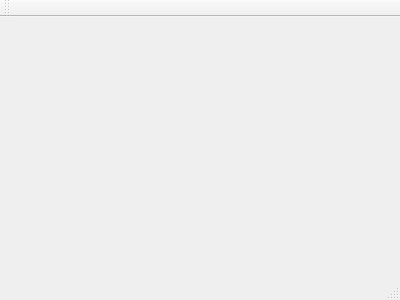
This is mainwindow.ui in gfreezy/armphone as Qt 5 draws it before an edit. The edited form follows.
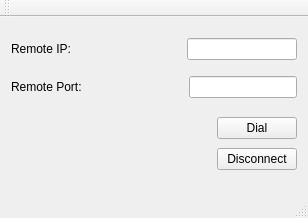
This is the edited form.

The edit to the form file:
```diff
--- a/mainwindow.ui
+++ b/mainwindow.ui
@@ -1,24 +1,127 @@
 <ui version="4.0">
  <class>MainWindow</class>
- <widget class="QMainWindow" name="MainWindow" >
-  <property name="geometry" >
+ <widget class="QMainWindow" name="MainWindow">
+  <property name="geometry">
    <rect>
     <x>0</x>
     <y>0</y>
-    <width>400</width>
-    <height>300</height>
+    <width>308</width>
+    <height>218</height>
    </rect>
   </property>
   <property name="windowTitle" >
    <string>MainWindow</string>
   </property>
-  <widget class="QMenuBar" name="menuBar" />
-  <widget class="QToolBar" name="mainToolBar" />
-  <widget class="QWidget" name="centralWidget" />
-  <widget class="QStatusBar" name="statusBar" />
+  <widget class="QWidget" name="centralWidget">
+   <layout class="QGridLayout" name="gridLayout">
+    <item row="0" column="0" colspan="2">
+     <layout class="QHBoxLayout" name="horizontalLayout">
+      <item>
+       <widget class="QLabel" name="label">
+        <property name="text">
+         <string>Remote IP:</string>
+        </property>
+       </widget>
+      </item>
+      <item>
+       <spacer name="horizontalSpacer">
+        <property name="orientation">
+         <enum>Qt::Horizontal</enum>
+        </property>
+        <property name="sizeHint" stdset="0">
+         <size>
+          <width>0</width>
+          <height>20</height>
+         </size>
+        </property>
+       </spacer>
+      </item>
+      <item>
+       <widget class="QLineEdit" name="remote_ip"/>
+      </item>
+     </layout>
+    </item>
+    <item row="1" column="0" colspan="2">
+     <layout class="QHBoxLayout" name="horizontalLayout_2">
+      <item>
+       <widget class="QLabel" name="label_2">
+        <property name="text">
+         <string>Remote Port:</string>
+        </property>
+       </widget>
+      </item>
+      <item>
+       <spacer name="horizontalSpacer_2">
+        <property name="orientation">
+         <enum>Qt::Horizontal</enum>
+        </property>
+        <property name="sizeHint" stdset="0">
+         <size>
+          <width>0</width>
+          <height>20</height>
+         </size>
+        </property>
+       </spacer>
+      </item>
+      <item>
+       <widget class="QLineEdit" name="remote_port"/>
+      </item>
+     </layout>
+    </item>
+    <item row="2" column="0">
+     <spacer name="horizontalSpacer_3">
+      <property name="orientation">
+       <enum>Qt::Horizontal</enum>
+      </property>
+      <property name="sizeHint" stdset="0">
+       <size>
+        <width>183</width>
+        <height>59</height>
+       </size>
+      </property>
+     </spacer>
+    </item>
+    <item row="2" column="1">
+     <layout class="QVBoxLayout" name="verticalLayout">
+      <item>
+       <widget class="QPushButton" name="pushButton">
+        <property name="text">
+         <string>Dial</string>
+        </property>
+       </widget>
+      </item>
+      <item>
+       <widget class="QPushButton" name="pushButton_2">
+        <property name="text">
+         <string>Disconnect</string>
+        </property>
+       </widget>
+      </item>
+     </layout>
+    </item>
+   </layout>
+  </widget>
+  <widget class="QMenuBar" name="menuBar">
+   <property name="geometry">
+    <rect>
+     <x>0</x>
+     <y>0</y>
+     <width>308</width>
+     <height>30</height>
+    </rect>
+   </property>
+  </widget>
+  <widget class="QToolBar" name="mainToolBar">
+   <attribute name="toolBarArea">
+    <enum>TopToolBarArea</enum>
+   </attribute>
+   <attribute name="toolBarBreak">
+    <bool>false</bool>
+   </attribute>
+  </widget>
+  <widget class="QStatusBar" name="statusBar"/>
  </widget>
- <layoutDefault spacing="6" margin="11" />
- <pixmapfunction></pixmapfunction>
+ <layoutdefault spacing="6" margin="11"/>
  <resources/>
  <connections/>
 </ui>
```
Left out of the diff: 3 changed lines with no effect on the pictures.
